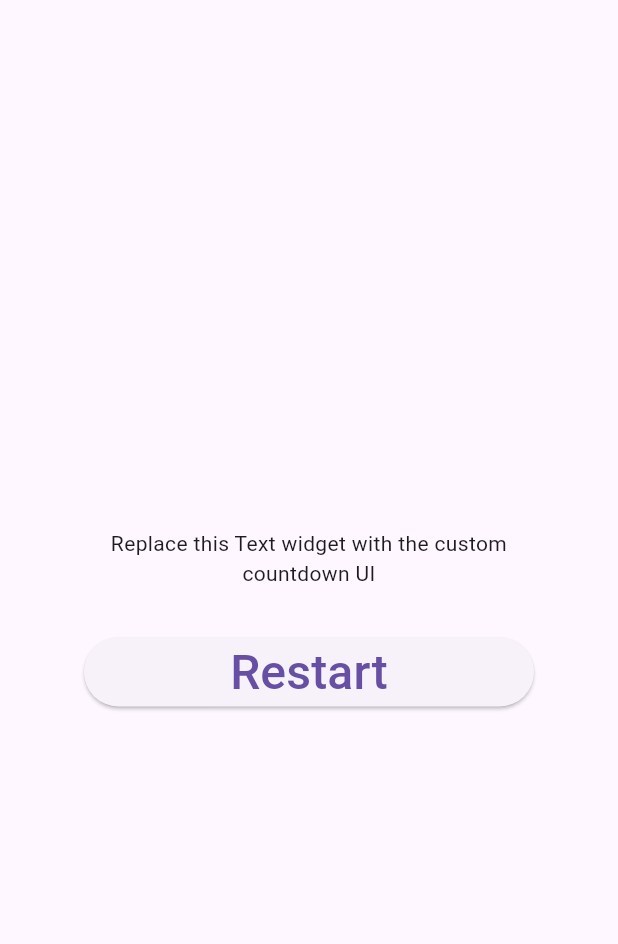
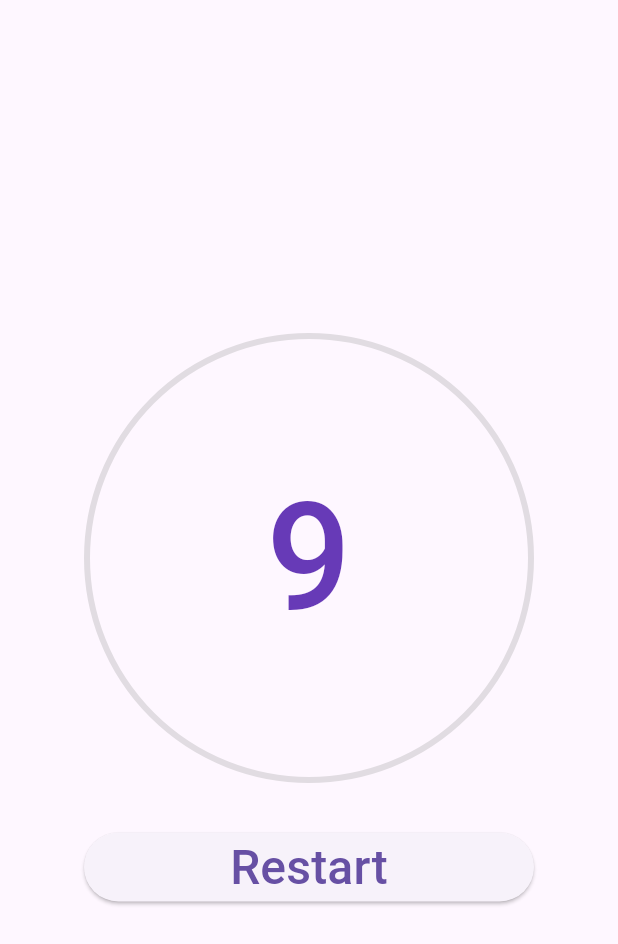
Before and after one commit to Sun-Kwak/ui_challenges_andrea, a Flutter app: the screen it shows after launch, after a tap on "Restart", on a phone screen of 412 x 824 dp. Shown: the top 944 px of the screen. Run offline on Flutter 3.47's test engine with Material 3 defaults, Android fonts, the phone set to English and light mode, and no system bars; our stand-ins replace flutter_svg.

Commit message:
ticker & countdown custompainter text 적용

```diff
--- a/lib/main.dart
+++ b/lib/main.dart
@@ -1,4 +1,6 @@
 import 'package:flutter/material.dart';
+import 'package:flutter/rendering.dart';
+import 'package:flutter/scheduler.dart';
 import 'package:ui_challenges_andrea/ui_001-twitter_card/svg_asset.dart';
 import 'package:ui_challenges_andrea/ui_001-twitter_card/twitter_embed_card.dart';
 
@@ -42,14 +44,35 @@
   CountdownAndRestartState createState() => CountdownAndRestartState();
 }
 
-class CountdownAndRestartState extends State<CountdownAndRestart> {
+class CountdownAndRestartState extends State<CountdownAndRestart> with SingleTickerProviderStateMixin{
   static const maxWidth = 300.0;
+  late Ticker _ticker;
+  int _countdown = 10;
 
   @override
   void initState() {
     super.initState();
-    // TODO: Implement
+    _ticker = Ticker((elapsed) {
+      setState(() {
+        _countdown = 10 - elapsed.inSeconds;
+        if (_countdown <= 0) {
+          _ticker.stop(); // Stop ticker when countdown reaches 0
+        }
+      });
+    });
   }
+
+  @override
+  void dispose() {
+    _ticker.dispose();
+    super.dispose();
+  }
+
+  void startCountdown() {
+    _ticker.stop();
+    _ticker.start();
+  }
+
 
   @override
   Widget build(BuildContext context) {
@@ -57,14 +80,20 @@
       mainAxisSize: MainAxisSize.min,
       crossAxisAlignment: CrossAxisAlignment.stretch,
       children: [
-        // TODO: Add countdown widget
-        const Text(
-          'Replace this Text widget with the custom countdown UI',
-          textAlign: TextAlign.center,
+        SizedBox(
+          width: maxWidth,
+          height: maxWidth,
+          child: CustomPaint(
+            painter: CustomCounterPainter(
+              countdown: _countdown,
+            ),
+          ),
         ),
         const SizedBox(height: 32),
         ElevatedButton(
-          onPressed: () {}, // TODO: Implement
+          onPressed: () {
+            startCountdown();
+          }, // TODO: Implement
           child: const Text(
             'Restart',
             style: TextStyle(fontSize: 32),
@@ -75,3 +104,41 @@
     );
   }
 }
+
+class CustomCounterPainter extends CustomPainter {
+  final int countdown;
+
+  CustomCounterPainter({ required this.countdown});
+
+  @override
+  void paint(Canvas canvas, Size size) {
+    final paint = Paint()
+      ..color = Colors.black
+      ..strokeCap = StrokeCap.round
+      ..strokeWidth = 4.0
+      ..style = PaintingStyle.stroke;
+
+    final center = size.width / 2;
+    final radius = center - paint.strokeWidth / 2;
+
+    // Draw background circle
+    paint.color = Colors.grey.withOpacity(0.3);
+    canvas.drawCircle(Offset(center, center), radius, paint);
+
+    // Draw countdown text
+    TextPainter textPainter = TextPainter(
+      text: TextSpan(
+        text: '$countdown',
+        style: TextStyle(fontSize: 100.0, fontWeight: FontWeight.w500, color: Colors.deepPurple),
+      ),
+      textDirection: TextDirection.ltr,
+    );
+    textPainter.layout();
+    textPainter.paint(canvas, Offset(center - textPainter.width / 2, center - textPainter.height / 2));
+  }
+
+  @override
+  bool shouldRepaint(CustomCounterPainter oldDelegate) {
+    return true;
+  }
+}
```
